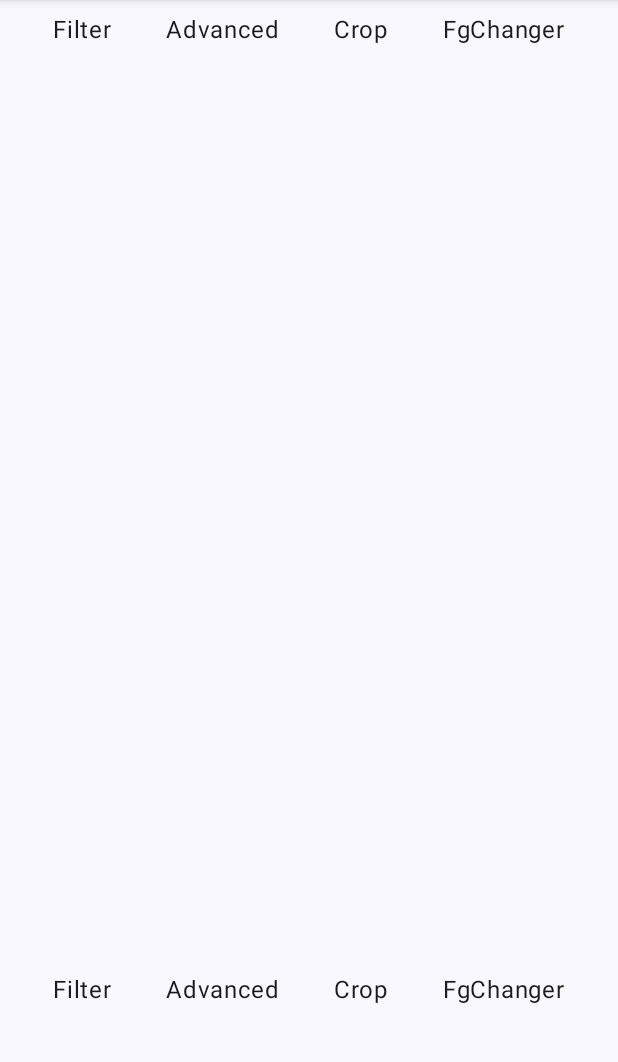
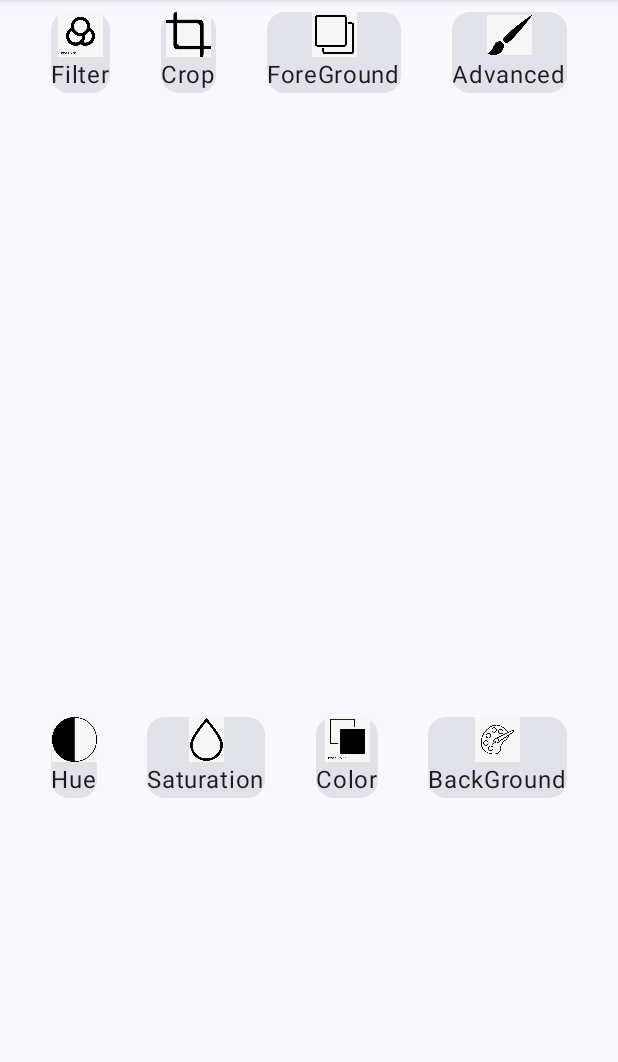
Before and after one commit to KeepCoding365days/EditPixel, an Android app built with Jetpack Compose: the EditingLandingPage screen opened directly, with no data from a screen before it, on a phone screen of 412 x 824 dp, the part 84-1146 px from its top. Run offline under Robolectric (Android 15) with nearby library versions, the phone set to English and light mode, and no system bars.

Commit message:
LandingPage added

```diff
--- a/app/src/main/java/com/example/editpixel/EditingLandingPage.kt
+++ b/app/src/main/java/com/example/editpixel/EditingLandingPage.kt
@@ -1,6 +1,7 @@
 package com.example.editpixel
 
 import android.graphics.Bitmap
+import android.graphics.BitmapFactory
 import androidx.appcompat.app.AppCompatActivity
 import android.os.Bundle
 import androidx.activity.compose.setContent
@@ -17,6 +18,7 @@ import androidx.compose.foundation.layout.Row
 import androidx.compose.foundation.layout.fillMaxWidth
 import androidx.compose.foundation.layout.padding
 import androidx.compose.foundation.layout.size
+import androidx.compose.material3.Card
 import androidx.compose.material3.MaterialTheme
 import androidx.compose.material3.Surface
 import androidx.compose.material3.Text
@@ -25,6 +27,13 @@ import androidx.compose.ui.graphics.drawscope.drawIntoCanvas
 import androidx.compose.ui.graphics.nativeCanvas
 import androidx.compose.ui.unit.dp
 import com.example.editpixel.ui.theme.EditPixelTheme
+import android.content.ContextWrapper
+import android.graphics.Paint
+import androidx.compose.ui.Alignment
+import androidx.compose.ui.graphics.Color
+import androidx.compose.ui.res.painterResource
+import androidx.compose.ui.tooling.preview.Preview
+import org.intellij.lang.annotations.JdkConstants.HorizontalAlignment
 
 class EditingLandingPage : AppCompatActivity() {
     override fun onCreate(savedInstanceState: Bundle?) {
@@ -43,42 +52,58 @@ class EditingLandingPage : AppCompatActivity() {
             }
         }
     }
-}
     @Composable
     fun Editor(bitmap: Bitmap){
         Column() {
             Row(
                 horizontalArrangement = Arrangement.SpaceEvenly,
-            modifier = Modifier.fillMaxWidth().padding(vertical = 8.dp)
+                modifier = Modifier
+                    .fillMaxWidth()
+                    .padding(vertical = 8.dp)
             )
             {
-            Text("Filter")
-            Text("Advanced")
-            Text("Crop")
-            Text("FgChanger")
+                OptionCard(id = R.drawable.filters, text ="Filter" )
+                OptionCard(id = R.drawable.crop, text ="Crop" )
+                OptionCard(id = R.drawable.fg, text ="ForeGround" )
+                OptionCard(id = R.drawable.brush, text = "Advanced")
+
             }
             Image(
                 bitmap = bitmap.asImageBitmap(), contentDescription = "Image", modifier = Modifier
-                .size(width = 600.dp, height = 600.dp).padding(6.dp)
+                    .size(400.dp)
+                    .padding(6.dp)
             )
             Row(
                 horizontalArrangement = Arrangement.SpaceEvenly,
-            modifier = Modifier.fillMaxWidth().padding(vertical = 8.dp)
+                modifier = Modifier
+                    .fillMaxWidth()
+                    .padding(vertical = 8.dp)
             ) {
-            Text("Filter")
-            Text("Advanced")
-            Text("Crop")
-            Text("FgChanger")
+                OptionCard(id = R.drawable.hue, text ="Hue" )
+                OptionCard(id = R.drawable.drop, text ="Saturation" )
+                OptionCard(id = R.drawable.fgg, text ="Color" )
+                OptionCard(id = R.drawable.bg, text = "BackGround")
             }
         }
     }
     @Composable
-fun DrawBitmap(bitmap: Bitmap, modifier: Modifier = Modifier) {
-    val imageBitmap = bitmap.asImageBitmap()
+    fun OptionCard(id:Int, text:String){
 
-    Canvas(modifier=Modifier) {
-        drawIntoCanvas { canvas ->
-            canvas.nativeCanvas.drawBitmap(imageBitmap.asAndroidBitmap(), 0f, 0f, null)
+        Card(
+
+        ) {
+            Column (
+                horizontalAlignment= Alignment.CenterHorizontally
+            ){
+                Image(painter = painterResource(id = id), contentDescription = null,Modifier.size(30.dp))
+                Text(text = text)
+            }
+
         }
     }
+    @Preview
+    @Composable
+    fun preview(){
+        Editor(bitmap = BitmapObject.bitmap)
     }
+}
--- a/app/src/main/java/com/example/editpixel/ProjectGallery.kt
+++ b/app/src/main/java/com/example/editpixel/ProjectGallery.kt
@@ -132,7 +132,7 @@ class ProjectGallery : AppCompatActivity() {
                 val bitmap=ExtractBitmap(uri)
                 Image(bitmap=bitmap.asImageBitmap() , contentDescription = "images",Modifier.clickable(onClick = {
                     BitmapObject.bitmap=bitmap
-                    val i= Intent(applicationContext,EditingLandingPage::class.java)
+                    val i= Intent(applicationContext,Editor::class.java)
                     startActivity(i)
                     finish()
                 }))
```
Also changed, not shown: app/src/main/AndroidManifest.xml (+9 -7 lines), app/src/main/java/com/example/editpixel/EditUI.kt (+8 -6 lines), app/src/main/java/com/example/editpixel/Editor.kt (added, +143 -0 lines). Lines whose indentation alone changed are shown as unchanged.
